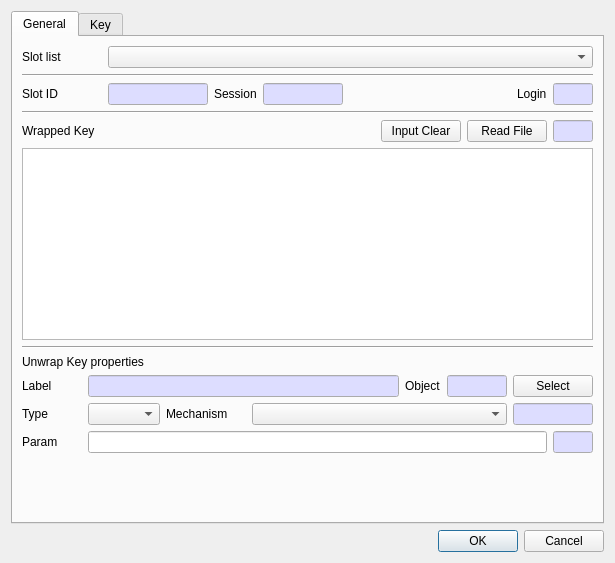
Old version of the form CryptokiMan/unwrap_key_dlg.ui in the repository jykim74/CryptokiMan.
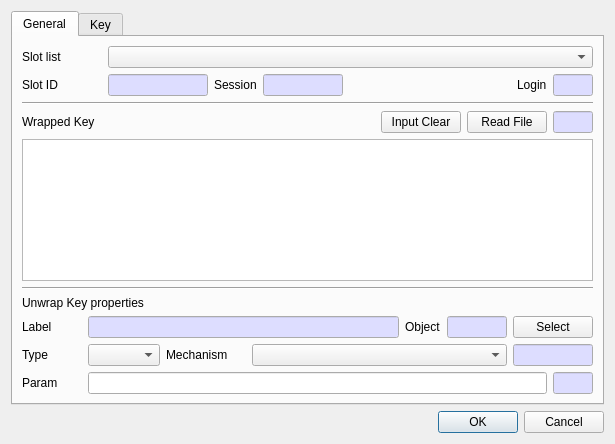
New version of the form.

The edit to the form file:
```diff
--- a/CryptokiMan/unwrap_key_dlg.ui
+++ b/CryptokiMan/unwrap_key_dlg.ui
@@ -7,7 +7,7 @@
     <x>0</x>
     <y>0</y>
     <width>585</width>
-    <height>563</height>
+    <height>444</height>
    </rect>
   </property>
   <property name="windowTitle">
@@ -54,13 +54,6 @@
          </item>
         </layout>
        </item>
-       <item>
-        <widget class="Line" name="line">
-         <property name="orientation">
-          <enum>Qt::Horizontal</enum>
-         </property>
-        </widget>
-       </item>
        <item>
         <layout class="QGridLayout" name="gridLayout_3">
          <property name="topMargin">
```
